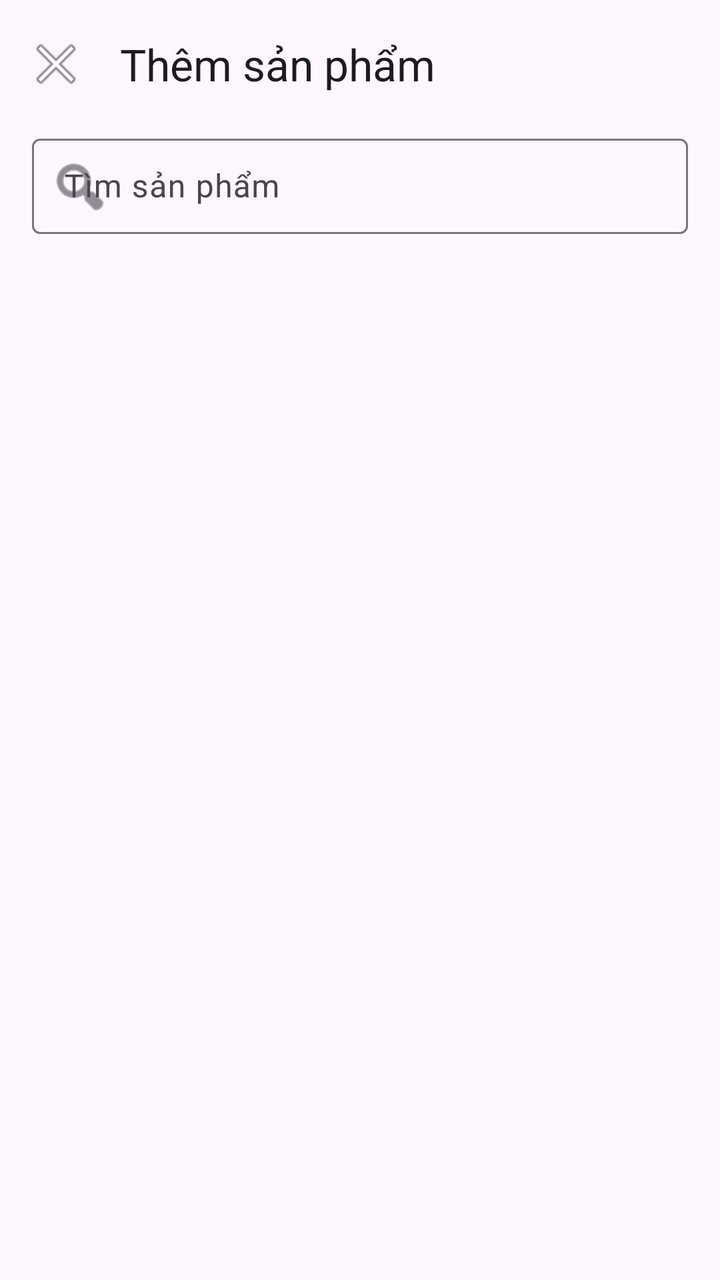
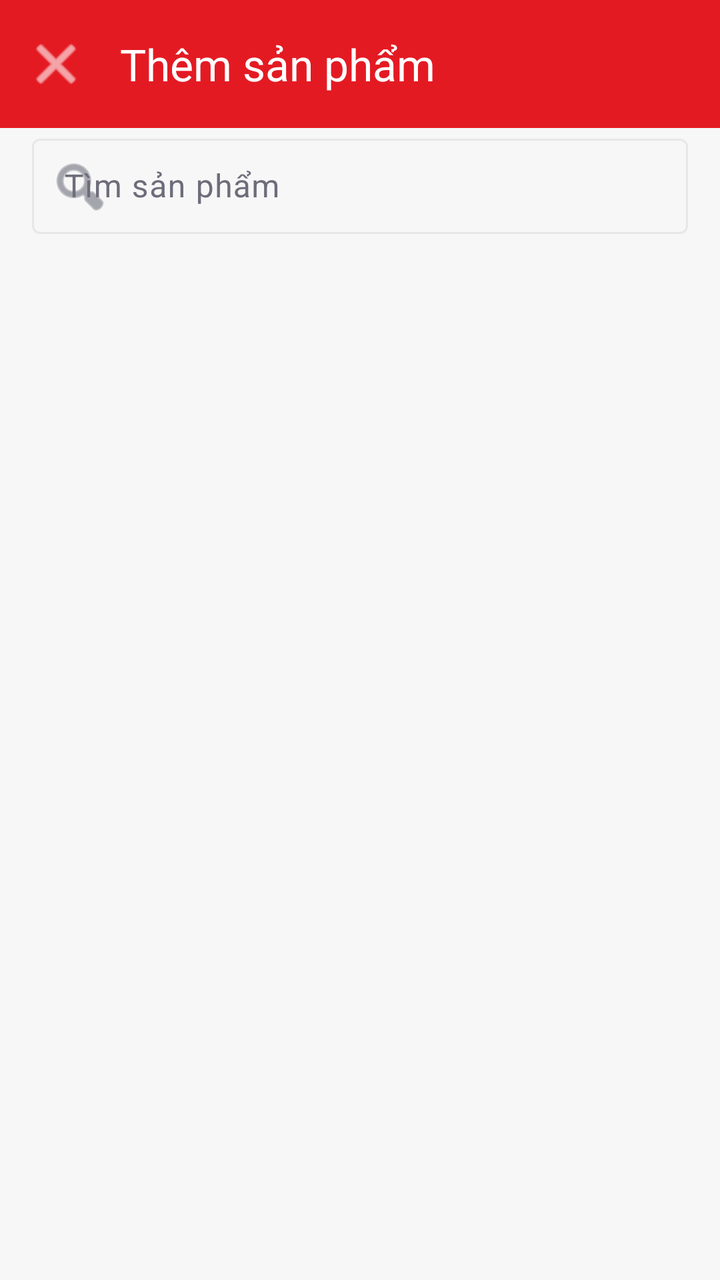

Before-and-after screenshots of an Android layout around one commit, followed by the original layout XML and the change that was made.
<!-- AndroidManifest.xml: application theme Theme.ESalesSFA -->
<!-- res/layout/fragment_product_picker.xml -->
<?xml version="1.0" encoding="utf-8"?>
<LinearLayout xmlns:android="http://schemas.android.com/apk/res/android"
    xmlns:app="http://schemas.android.com/apk/res-auto"
    android:layout_width="match_parent"
    android:layout_height="match_parent"
    android:orientation="vertical">

    <com.google.android.material.appbar.MaterialToolbar
        android:id="@+id/toolbar"
        android:layout_width="match_parent"
        android:layout_height="?attr/actionBarSize"
        app:navigationIcon="@android:drawable/ic_menu_close_clear_cancel"
        app:title="@string/order_add_product" />

    <com.google.android.material.textfield.TextInputLayout
        style="@style/Widget.Material3.TextInputLayout.OutlinedBox.Dense"
        android:layout_width="match_parent"
        android:layout_height="wrap_content"
        android:layout_marginHorizontal="16dp"
        android:hint="@string/product_search_hint"
        app:startIconDrawable="@android:drawable/ic_menu_search">

        <com.google.android.material.textfield.TextInputEditText
            android:id="@+id/searchInput"
            android:layout_width="match_parent"
            android:layout_height="wrap_content"
            android:inputType="text"
            android:maxLines="1" />
    </com.google.android.material.textfield.TextInputLayout>

    <androidx.recyclerview.widget.RecyclerView
        android:id="@+id/productList"
        android:layout_width="match_parent"
        android:layout_height="0dp"
        android:layout_weight="1"
        android:layout_marginTop="8dp" />
</LinearLayout>
<!-- resources referenced by this layout -->
<resources>
  <string name="order_add_product">Thêm sản phẩm</string>
  <string name="product_search_hint">Tìm sản phẩm</string>
  <style name="Theme.ESalesSFA" parent="Base.Theme.ESalesSFA" />
  <style name="Base.Theme.ESalesSFA" parent="Theme.Material3.DayNight.NoActionBar">
          
          
      </style>
</resources>

<!-- the commit's change to res/layout/fragment_product_picker.xml (unified diff, before → after) -->
@@ -3,10 +3,12 @@
     xmlns:app="http://schemas.android.com/apk/res-auto"
     android:layout_width="match_parent"
     android:layout_height="match_parent"
-    android:orientation="vertical">
+    android:orientation="vertical"
+    android:background="?android:attr/colorBackground">
 
     <com.google.android.material.appbar.MaterialToolbar
         android:id="@+id/toolbar"
+        style="@style/Sfa.Toolbar"
         android:layout_width="match_parent"
         android:layout_height="?attr/actionBarSize"
         app:navigationIcon="@android:drawable/ic_menu_close_clear_cancel"
<!-- resource entries referenced after the edit -->
@@ -2,10 +2,55 @@
 <resources>
   <string name="order_add_product">Thêm sản phẩm</string>
   <string name="product_search_hint">Tìm sản phẩm</string>
+  <style name="Sfa.Toolbar" parent="Widget.Material3.Toolbar">
+          <item name="android:background">@color/brandRed</item>
+          <item name="titleTextColor">@color/white</item>
+          <item name="subtitleTextColor">@color/white</item>
+          <item name="navigationIconTint">@color/white</item>
+          <item name="android:elevation">2dp</item>
+      </style>
   <style name="Theme.ESalesSFA" parent="Base.Theme.ESalesSFA" />
-  <style name="Base.Theme.ESalesSFA" parent="Theme.Material3.DayNight.NoActionBar">
+  <color name="brandRed">#E41A23</color>
+  <color name="white">#FFFFFFFF</color>
+  <style name="Base.Theme.ESalesSFA" parent="Theme.Material3.Light.NoActionBar">
+          <item name="colorPrimary">@color/brandRed</item>
+          <item name="colorOnPrimary">@color/white</item>
+          <item name="colorPrimaryContainer">@color/brandRedFaint</item>
+          <item name="colorOnPrimaryContainer">@color/brandRedDark</item>
+  
+          <item name="colorSecondary">@color/stateBlue</item>
+          <item name="colorOnSecondary">@color/white</item>
+  
+          <item name="colorError">@color/brandRed</item>
+          <item name="colorOnError">@color/white</item>
+  
           
-          
+          <item name="android:colorBackground">@color/surfaceGray</item>
+          <item name="colorSurface">@color/white</item>
+          <item name="colorOnSurface">@color/textDark</item>
+          <item name="colorSurfaceVariant">@color/white</item>
+          <item name="colorOnSurfaceVariant">@color/textGrayDark</item>
+          <item name="colorOutline">@color/lineGray</item>
+          <item name="colorOutlineVariant">@color/lineGray</item>
+  
+          <item name="android:textColorPrimary">@color/textDark</item>
+          <item name="android:textColorSecondary">@color/textGrayDark</item>
+          <item name="android:listDivider">@color/lineGray</item>
+  
+          <item name="android:statusBarColor">@color/brandRedDark</item>
+          <item name="android:windowLightStatusBar">false</item>
+  
+          <item name="materialAlertDialogTheme">@style/ThemeOverlay.Sfa.Dialog</item>
+      </style>
+  <color name="brandRedFaint">#1AE41A23</color>
+  <color name="brandRedDark">#B6141C</color>
+  <color name="stateBlue">#2D2DFE</color>
+  <color name="surfaceGray">#F7F7F8</color>
+  <color name="textDark">#0A091B</color>
+  <color name="textGrayDark">#6D6D7A</color>
+  <color name="lineGray">#E7E7E9</color>
+  <style name="ThemeOverlay.Sfa.Dialog" parent="ThemeOverlay.Material3.MaterialAlertDialog">
+          <item name="colorPrimary">@color/brandRed</item>
       </style>
 </resources>
 
